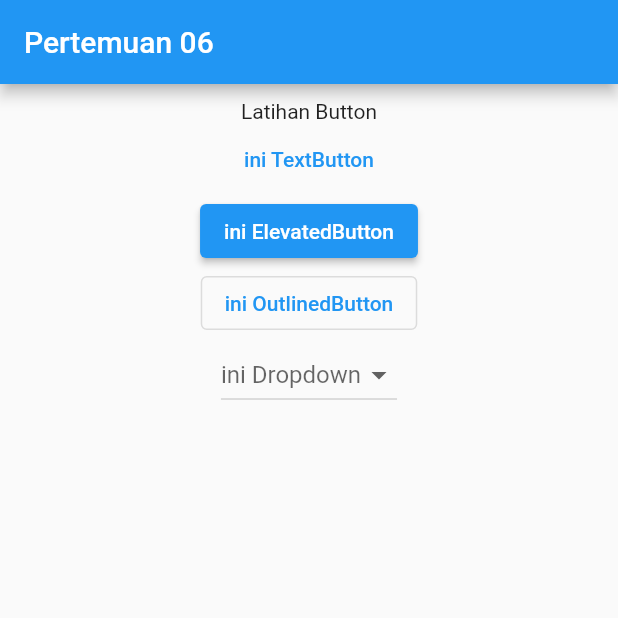
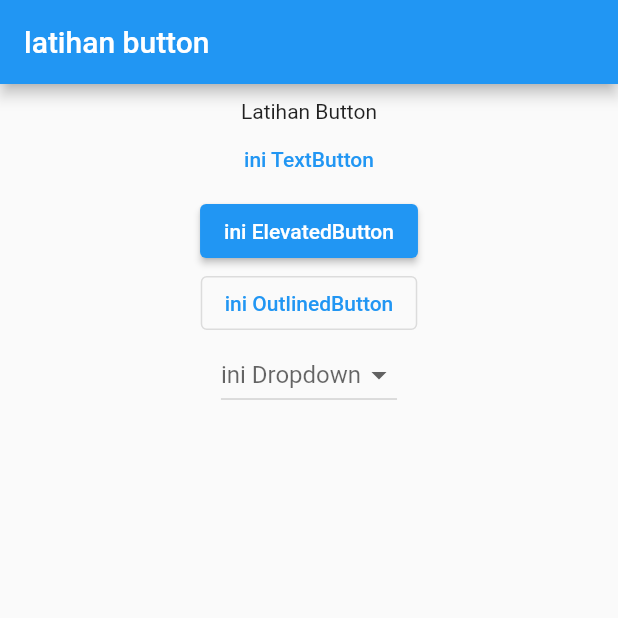
Before and after one commit to mohammadzarkasi/flutter-2021, a Flutter app: the screen it shows after launch, on a phone screen of 412 x 824 dp, the top half of it. Run offline on Flutter 3.47's test engine with Material 2 defaults, Android fonts, the phone set to English and light mode, and no system bars.

Commit message:
ganti judul screen

```diff
--- a/lib/screen2.dart
+++ b/lib/screen2.dart
@@ -14,7 +14,7 @@ class _Screen2State extends State<Screen2> {
   Widget build(BuildContext context) {
     return Scaffold(
       appBar: AppBar(
-        title: Text('Pertemuan 06'),
+        title: Text('latihan button'),
       ),
       body: Center(
         child: Column(
```
